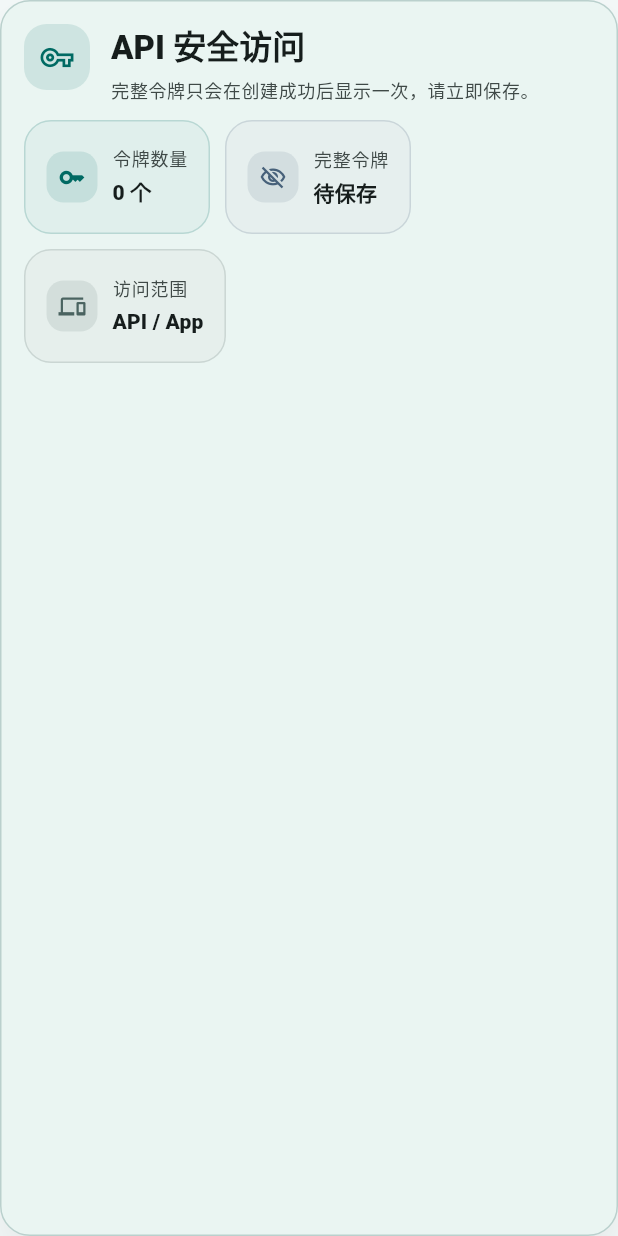
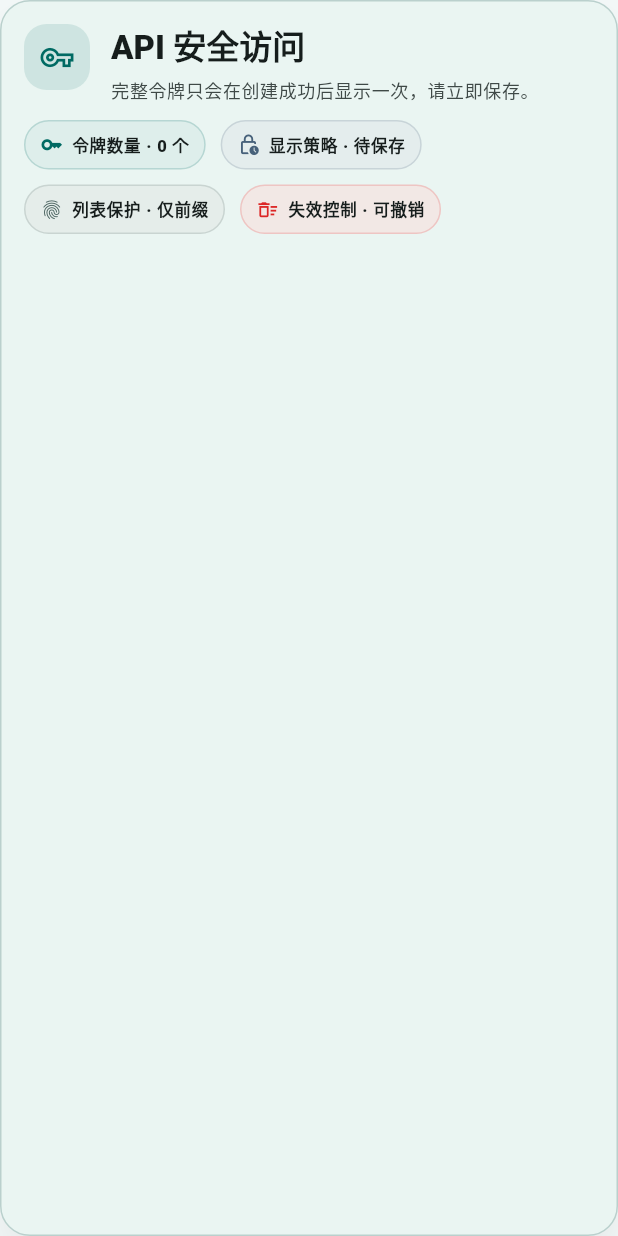
Before and after one commit to sky121666/sky-PersonalLedger, a Flutter app: the _InfoCard widget shown alone on an empty page, opened directly with empty values, on a phone screen of 412 x 824 dp. Run offline on Flutter 3.47's test engine with Material 3 defaults, Android fonts, the phone set to English and light mode, and no system bars; our stand-ins replace dio, file_picker, flutter_riverpod, flutter_secure_storage, go_router, image_picker and 1 more; accounts and stored records are empty; network calls fail.

Commit message:
feat(mobile): add api token security signals

```diff
--- a/mobile/lib/features/api_tokens/presentation/api_token_page.dart
+++ b/mobile/lib/features/api_tokens/presentation/api_token_page.dart
@@ -362,27 +362,85 @@ class _InfoCard extends StatelessWidget {
             spacing: 10,
             runSpacing: 10,
             children: [
-              MetricPill(
+              _TokenSecurityPill(
+                icon: Icons.key_outlined,
                 label: '令牌数量',
                 value: '$tokenCount 个',
-                icon: Icons.key_outlined,
                 color: colorScheme.primary,
               ),
-              MetricPill(
-                label: '完整令牌',
+              _TokenSecurityPill(
+                icon: Icons.lock_clock_outlined,
+                label: '显示策略',
                 value: createdToken == null ? '隐藏' : '待保存',
-                icon: Icons.visibility_off_outlined,
                 color: createdToken == null
                     ? colorScheme.outline
                     : colorScheme.tertiary,
               ),
-              MetricPill(
-                label: '访问范围',
-                value: 'API / App',
-                icon: Icons.devices_outlined,
+              _TokenSecurityPill(
+                icon: Icons.fingerprint_outlined,
+                label: '列表保护',
+                value: '仅前缀',
                 color: colorScheme.secondary,
               ),
+              _TokenSecurityPill(
+                icon: Icons.delete_sweep_outlined,
+                label: '失效控制',
+                value: '可撤销',
+                color: AppTheme.financeColors(context).expense,
+              ),
             ],
+          ),
+        ],
+      ),
+    );
+  }
+}
+
+class _TokenSecurityPill extends StatelessWidget {
+  const _TokenSecurityPill({
+    required this.icon,
+    required this.label,
+    required this.value,
+    required this.color,
+  });
+
+  final IconData icon;
+  final String label;
+  final String value;
+  final Color color;
+
+  @override
+  Widget build(BuildContext context) {
+    final colorScheme = Theme.of(context).colorScheme;
+    return AnimatedContainer(
+      duration: const Duration(milliseconds: 220),
+      curve: Curves.easeOutCubic,
+      padding: const EdgeInsets.symmetric(horizontal: 10, vertical: 7),
+      decoration: BoxDecoration(
+        color: Color.alphaBlend(
+          color.withValues(
+            alpha: Theme.of(context).brightness == Brightness.dark
+                ? 0.16
+                : 0.09,
+          ),
+          colorScheme.surface,
+        ),
+        borderRadius: BorderRadius.circular(18),
+        border: Border.all(color: color.withValues(alpha: 0.18)),
+      ),
+      child: Row(
+        mainAxisSize: MainAxisSize.min,
+        children: [
+          Icon(icon, size: 15, color: color),
+          const SizedBox(width: 6),
+          Text(
+            '$label · $value',
+            maxLines: 1,
+            overflow: TextOverflow.ellipsis,
+            style: Theme.of(context).textTheme.labelSmall?.copyWith(
+              color: colorScheme.onSurface,
+              fontWeight: FontWeight.w900,
+            ),
           ),
         ],
       ),
```
Also changed, not shown: 1 other file.
